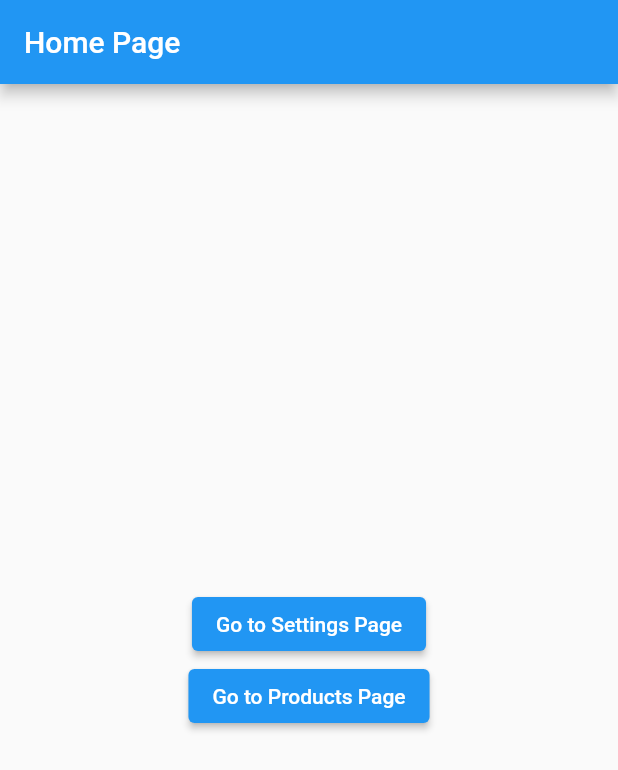
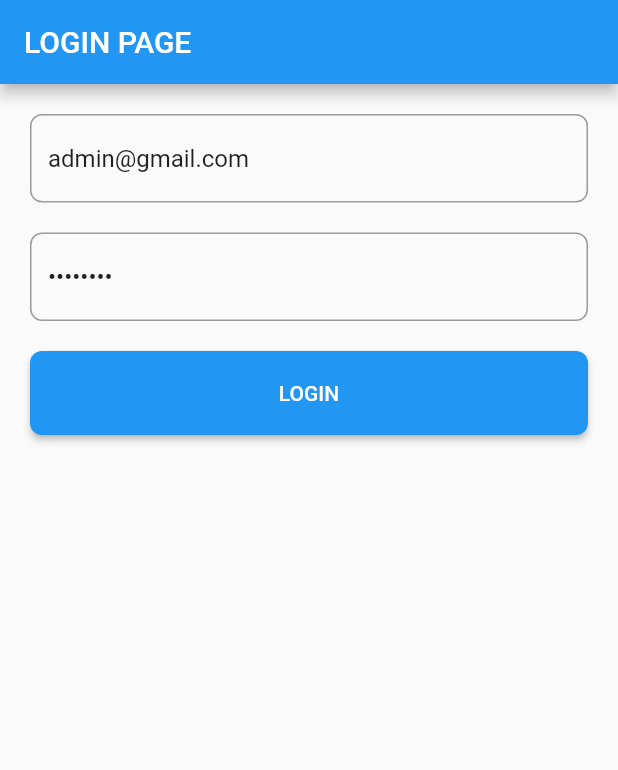
Before and after one commit to rudynurafif/qrcode_bloc, a Flutter app: the screen it shows after launch, on a phone screen of 412 x 824 dp. Shown: the top 770 px of the screen. Run offline on Flutter 3.47's test engine with Material 3 defaults, Android fonts, the phone set to English and light mode, and no system bars; our stand-ins replace bloc, equatable, firebase_auth, firebase_core, flutter_bloc, go_router; accounts and stored records are empty.

Commit message:
Login feature

```diff
--- /dev/null
+++ b/lib/bloc/features/auth/presentation/bloc/auth_event.dart
@@ -0,0 +1,21 @@
+part of 'auth_bloc.dart';
+
+abstract class AuthEvent extends Equatable {
+  const AuthEvent();
+
+  @override
+  List<Object> get props => [];
+}
+
+// Event => Action / aksi / tindakan
+// 1. AuthStateLogin -> Terautentikasi
+// 2. AuthStateLogout -> Tidak terautentikasi
+
+class AuthEventLogin extends AuthEvent {
+  final String email;
+  final String password;
+
+  const AuthEventLogin(this.email, this.password);
+}
+
+class AuthEventLogout extends AuthEvent {}
--- /dev/null
+++ b/lib/bloc/features/auth/presentation/bloc/auth_state.dart
@@ -0,0 +1,26 @@
+part of 'auth_bloc.dart';
+
+abstract class AuthState extends Equatable {
+  const AuthState();
+
+  @override
+  List<Object> get props => [];
+}
+
+// State => Kondisi saat ini
+// 1. AuthStateLogin -> Terautentikasi
+// 2. AuthStateLogout -> Tidak terautentikasi
+// 3. AuthStateLoading -> Loading
+// 4. AuthStateError -> Gagal terautentikasi
+
+class AuthStateLogin extends AuthState {}
+
+class AuthStateLogout extends AuthState {}
+
+class AuthStateLoading extends AuthState {}
+
+class AuthStateError extends AuthState {
+  final String message;
+
+  AuthStateError(this.message);
+}
--- a/lib/main.dart
+++ b/lib/main.dart
@@ -1,7 +1,9 @@
+import 'package:firebase_core/firebase_core.dart';
 import 'package:flutter/material.dart';
-import 'package:firebase_core/firebase_core.dart';
+
+import 'bloc/features/auth/presentation/bloc/auth_bloc.dart';
+import 'firebase_options.dart';
 import 'routes/router.dart';
-import 'firebase_options.dart';
 
 void main() async {
   WidgetsFlutterBinding.ensureInitialized();
@@ -17,9 +19,12 @@ class MyApp extends StatelessWidget {
   // This widget is the root of your application.
   @override
   Widget build(BuildContext context) {
-    return MaterialApp.router(
-      theme: ThemeData(useMaterial3: false),
-      routerConfig: router,
+    return BlocProvider(
+      create: (context) => AuthBloc(),
+      child: MaterialApp.router(
+        theme: ThemeData(useMaterial3: false),
+        routerConfig: router,
+      ),
     );
   }
 }
--- /dev/null
+++ b/lib/pages/login.dart
@@ -0,0 +1,77 @@
+import 'package:flutter/material.dart';
+import 'package:go_router/go_router.dart';
+import 'package:qrcode_bloc/bloc/features/auth/presentation/bloc/auth_bloc.dart';
+import 'package:qrcode_bloc/routes/router.dart';
+
+class LoginPage extends StatelessWidget {
+  LoginPage({super.key});
+
+  final TextEditingController emailC = TextEditingController(text: "admin@gmail.com");
+  final TextEditingController passwordC = TextEditingController(text: "admin123");
+
+  @override
+  Widget build(BuildContext context) {
+    return Scaffold(
+        appBar: AppBar(
+          title: const Text("LOGIN PAGE"),
+        ),
+        body: ListView(
+          padding: const EdgeInsets.all(20),
+          children: [
+            TextField(
+              autocorrect: false,
+              controller: emailC,
+              decoration: InputDecoration(
+                border: OutlineInputBorder(
+                  borderRadius: BorderRadius.circular(8),
+                ),
+              ),
+            ),
+            const SizedBox(height: 20),
+            TextField(
+              autocorrect: false,
+              controller: passwordC,
+              obscureText: true,
+              decoration: InputDecoration(
+                border: OutlineInputBorder(
+                  borderRadius: BorderRadius.circular(8),
+                ),
+              ),
+            ),
+            const SizedBox(height: 20),
+            ElevatedButton(
+              onPressed: () {
+                context.read<AuthBloc>().add(
+                      AuthEventLogin(emailC.text, passwordC.text),
+                    );
+              },
+              style: ElevatedButton.styleFrom(
+                  padding: const EdgeInsets.symmetric(vertical: 20),
+                  shape: RoundedRectangleBorder(
+                    borderRadius: BorderRadius.circular(8),
+                  )),
+              child: BlocConsumer<AuthBloc, AuthState>(
+                listener: (context, state) {
+                  if (state is AuthStateLogin) {
+                    context.goNamed(Routes.home);
+                  }
+                  if (state is AuthStateError) {
+                    ScaffoldMessenger.of(context).showSnackBar(
+                      SnackBar(
+                        content: Text(state.message),
+                      ),
+                    );
+                  }
+                },
+                builder: (context, state) {
+                  if (state is AuthStateLoading) {
+                    return const Text("Loading");
+                  }
+                  return const Text("LOGIN");
+                },
+              ),
+            )
+          ],
+        ));
+  }
+}
--- a/lib/routes/route_name.dart
+++ b/lib/routes/route_name.dart
@@ -5,5 +5,6 @@ abstract class Routes {
   static const settings = 'settings';
   static const products = 'products';
   static const detailProduct = 'detailProduct';
+  static const login = 'login';
   static const notFound = 'notFound';
 }
--- a/lib/routes/router.dart
+++ b/lib/routes/router.dart
@@ -1,6 +1,8 @@
+import 'package:firebase_auth/firebase_auth.dart';
 import 'package:go_router/go_router.dart';
-import 'package:qrcode_bloc/pages/detail_product.dart';
-import 'package:qrcode_bloc/pages/products.dart';
+import '../pages/detail_product.dart';
+import '../pages/login.dart';
+import '../pages/products.dart';
 import '../pages/home.dart';
 import '../pages/not_found.dart';
 import '../pages/settings.dart';
@@ -11,6 +13,17 @@ part 'route_name.dart';
 
 // GoRouter configuration
 final router = GoRouter(
+  redirect: (context, state) {
+    FirebaseAuth auth = FirebaseAuth.instance;
+
+    print(auth.currentUser);
+
+    if (auth.currentUser == null) {
+      return "/login";
+    } else {
+      return null;
+    }
+  },
   errorBuilder: (context, state) => const NotFoundPage(),
   routes: [
     GoRoute(
@@ -40,5 +53,10 @@ final router = GoRouter(
       name: Routes.settings,
       builder: (context, state) => const SettingPage(),
     ),
+    GoRoute(
+      path: '/login',
+      name: Routes.login,
+      builder: (context, state) => LoginPage(),
+    ),
   ],
 );
```
Also changed, not shown: lib/bloc/features/auth/presentation/bloc/auth_bloc.dart (added, +38 -0 lines), lib/pages/home.dart (+27 -1 lines), pubspec.yaml (+5 -8 lines), pubspec.lock.
